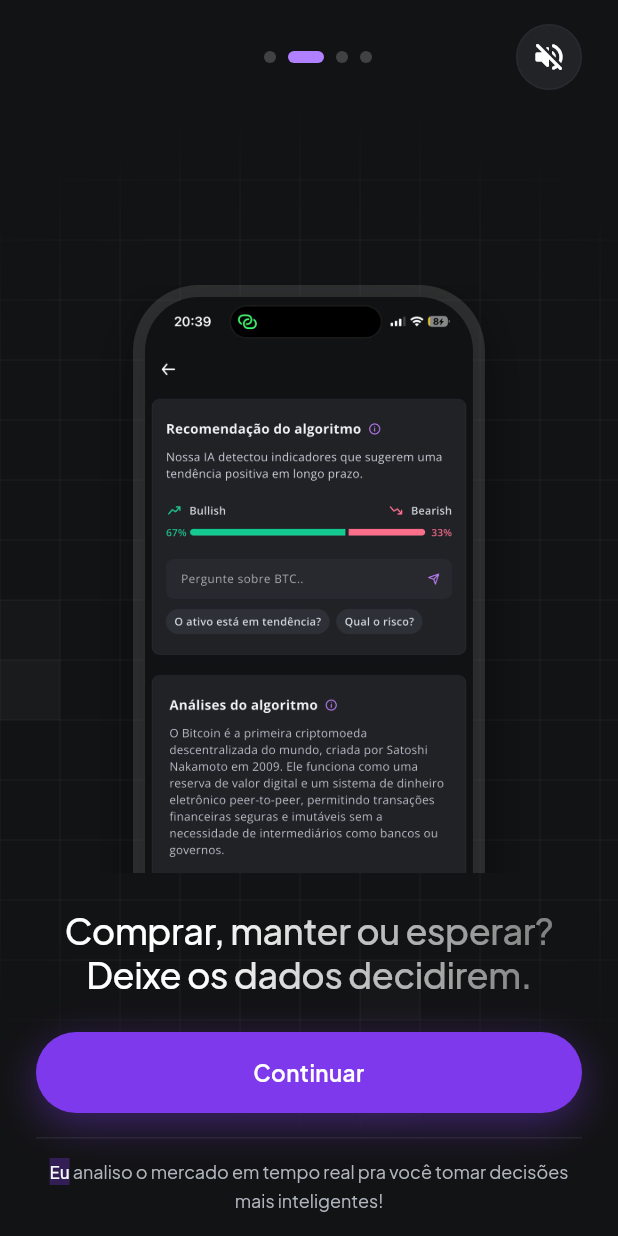
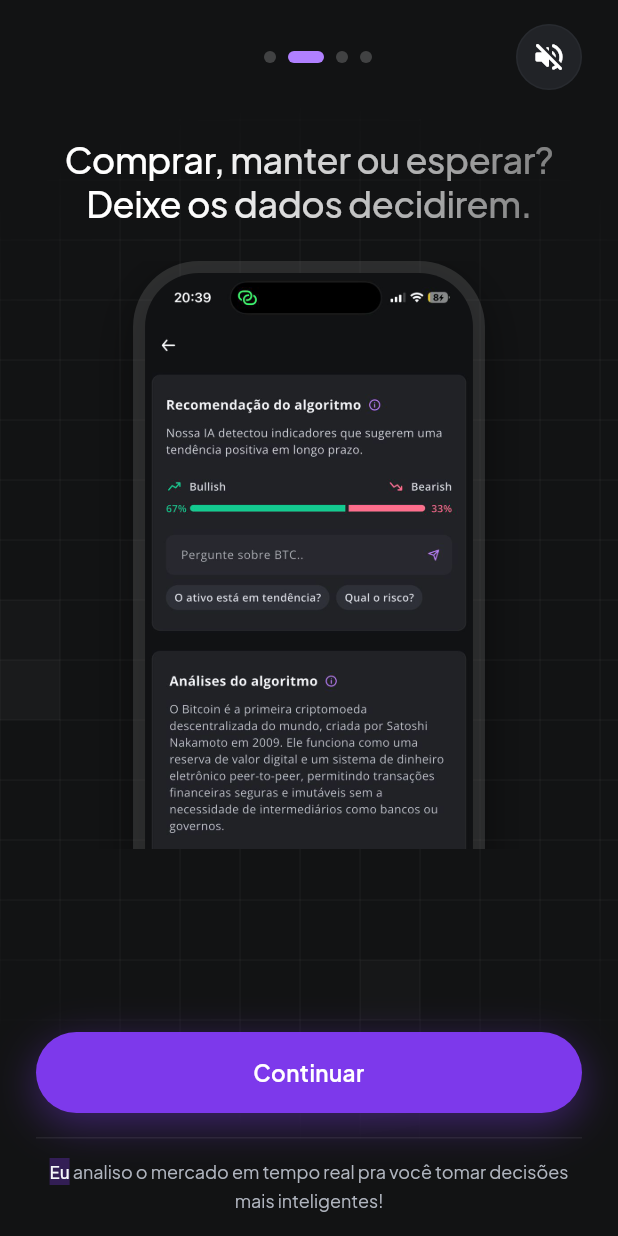
Before and after one commit to admtools-qinv/teste, a Flutter app: the screen it shows after launch, after a tap on the "volume up" icon, after a tap on "Continuar", on a phone screen of 412 x 824 dp. Run offline on Flutter 3.47's test engine with Material 3 defaults, Android fonts, the phone set to English and light mode, and no system bars; drawn by our look-alikes of flutter_animate; our stand-ins replace auto_size_text, flutter_secure_storage, flutter_svg, flutter_tts, google_sign_in, just_audio and 2 more.

Commit message:
feat(onboarding): phone frame gradient fade, AutoSizeText titles, showcase cleanup, i18n updates
- Add bottom gradient fade to PhoneFrame for smoother visual cutoff
- Use AutoSizeText for step titles to prevent overflow on smaller screens
- Simplify showcase reviews zone (remove redundant title)
- Update account type copy with custodian details (Foxbit/BingX)
- Add "Featured by" i18n key and press logos label
- Add account type PNG assets (national/global)

Co-Authored-By: Claude Opus 4.6 <noreply@anthropic.com>

```diff
--- a/experiments/onboarding_reference/flutter/lib/l10n/app_localizations.dart
+++ b/experiments/onboarding_reference/flutter/lib/l10n/app_localizations.dart
@@ -677,7 +677,7 @@ abstract class AppLocalizations {
   /// No description provided for @stepAccountTypeTitleItalic.
   ///
   /// In en, this message translates to:
-  /// **'account type.'**
+  /// **'account.'**
   String get stepAccountTypeTitleItalic;
 
   /// No description provided for @stepAccountTypeCaption.
@@ -707,7 +707,7 @@ abstract class AppLocalizations {
   /// No description provided for @stepAccountTypeOptNationalSub.
   ///
   /// In en, this message translates to:
-  /// **'Crypto portfolios · Assets in BRL · Brazilian custody'**
+  /// **'Crypto asset portfolios · Custody in BRL · Foxbit as custodian'**
   String get stepAccountTypeOptNationalSub;
 
   /// No description provided for @stepAccountTypeOptGlobal.
@@ -719,7 +719,7 @@ abstract class AppLocalizations {
   /// No description provided for @stepAccountTypeOptGlobalSub.
   ///
   /// In en, this message translates to:
-  /// **'Crypto portfolios · Assets in USD · Tokenized stocks'**
+  /// **'Crypto asset & tokenized stock portfolios · Custody in USD · BingX as custodian'**
   String get stepAccountTypeOptGlobalSub;
 
   /// No description provided for @stepPepTitle.
@@ -1447,6 +1447,12 @@ abstract class AppLocalizations {
   /// In en, this message translates to:
   /// **'PINs don\'t match. Please try again.'**
   String get validationPinMismatch;
+
+  /// Label above press logos section
+  ///
+  /// In en, this message translates to:
+  /// **'Featured by'**
+  String get featuredBy;
 }
 
 class _AppLocalizationsDelegate
--- a/experiments/onboarding_reference/flutter/lib/onboarding_reference/data/default_steps.dart
+++ b/experiments/onboarding_reference/flutter/lib/onboarding_reference/data/default_steps.dart
@@ -98,8 +98,8 @@ List<OnboardingStep> buildOnboardingSteps(AppLocalizations l10n) => [
     voiceText: l10n.stepAccountTypeVoice,
     reviewLabel: l10n.stepAccountTypeReview,
     options: [
-      OnboardingOption(id: 'national', label: l10n.stepAccountTypeOptNational, subtitle: l10n.stepAccountTypeOptNationalSub, assetPath: 'assets/account_national.svg'),
-      OnboardingOption(id: 'global', label: l10n.stepAccountTypeOptGlobal, subtitle: l10n.stepAccountTypeOptGlobalSub, assetPath: 'assets/account_global.svg'),
+      OnboardingOption(id: 'global', label: l10n.stepAccountTypeOptGlobal, subtitle: l10n.stepAccountTypeOptGlobalSub, assetPath: 'assets/account_global.png'),
+      OnboardingOption(id: 'national', label: l10n.stepAccountTypeOptNational, subtitle: l10n.stepAccountTypeOptNationalSub, assetPath: 'assets/account_national.png'),
     ],
   ),
   OnboardingStep(
--- a/experiments/onboarding_reference/flutter/lib/onboarding_reference/presentation/onboarding_screen.dart
+++ b/experiments/onboarding_reference/flutter/lib/onboarding_reference/presentation/onboarding_screen.dart
@@ -1,5 +1,6 @@
 import 'dart:async';
 
+import 'package:auto_size_text/auto_size_text.dart';
 import 'package:flutter/material.dart';
 import 'package:flutter/services.dart';
 import 'package:flutter_animate/flutter_animate.dart';
@@ -385,11 +386,13 @@ class _OnboardingScreenState extends State<OnboardingScreen> {
                   ],
                   stops: [0.3, 1.0],
                 ).createShader(bounds),
-                child: Text(
+                child: AutoSizeText(
                   step.titleItalic != null
                       ? '${step.title} ${step.titleItalic}'
                       : step.title,
                   textAlign: TextAlign.center,
+                  maxLines: 2,
+                  minFontSize: 20,
                   style: const TextStyle(
                     fontFamily: QInvWeb3Tokens.fontSans,
                     fontSize: 32,
@@ -789,7 +792,7 @@ class _OnboardingScreenState extends State<OnboardingScreen> {
         transitionBuilder: _stepTransitionBuilder,
         child: Align(
           key: ValueKey(step.id),
-          alignment: Alignment.bottomCenter,
+          alignment: Alignment.topCenter,
           child: SizedBox(
             width: phoneWidth,
             child: PhoneFrame(
@@ -831,40 +834,13 @@ class _OnboardingScreenState extends State<OnboardingScreen> {
     );
   }
 
-  Widget _buildShowcaseReviewsZone(OnboardingStep step) {
-    return Expanded(
+  Widget _buildShowcaseReviewsZone() {
+    return const Expanded(
       child: Column(
         children: [
-          const Spacer(),
-          const ShowcaseReviews(),
-          const Spacer(),
-          Padding(
-            padding: const EdgeInsets.symmetric(horizontal: 24),
-            child: ShaderMask(
-              blendMode: BlendMode.modulate,
-              shaderCallback: (bounds) => const LinearGradient(
-                begin: Alignment.topLeft,
-                end: Alignment.bottomRight,
-                colors: [
-                  Colors.white,
-                  Color(0x66FFFFFF),
-                ],
-                stops: [0.3, 1.0],
-              ).createShader(bounds),
-              child: Text(
-                step.title,
-                textAlign: TextAlign.center,
-                style: const TextStyle(
-                  fontFamily: QInvWeb3Tokens.fontSans,
-                  fontSize: 24,
-                  fontWeight: FontWeight.w500,
-                  color: Colors.white,
-                  height: 1.20,
-                  letterSpacing: -0.3,
-                ),
-              ),
-            ),
-          ),
+          Spacer(),
+          ShowcaseReviews(),
+          Spacer(),
         ],
       ),
     );
@@ -1114,11 +1090,16 @@ class _OnboardingScreenState extends State<OnboardingScreen> {
 
                       // Zone B + C — Content area
                       if (_isShowcaseMockupStep(step)) ...[
+                        _buildShowcaseMockupTitle(step),
+                        const SizedBox(height: 24),
                         _buildShowcaseMockupZone(context, step, hPad),
+                      ] else if (step.id == 'showcaseReviews') ...[
+                        Padding(
+                          padding: EdgeInsets.symmetric(horizontal: hPad),
+                          child: _buildShowcaseMockupTitle(step),
+                        ),
                         const SizedBox(height: 24),
-                        _buildShowcaseMockupTitle(step),
-                      ] else if (step.id == 'showcaseReviews') ...[
-                        _buildShowcaseReviewsZone(step),
+                        _buildShowcaseReviewsZone(),
                       ] else
                         Expanded(
                           child: AnimatedSwitcher(
@@ -1178,10 +1159,19 @@ class _OnboardingScreenState extends State<OnboardingScreen> {
                       ],
 
                       // Zone D — CTA button
-                      _buildCTA(step),
+                      Padding(
+                        padding: EdgeInsets.symmetric(
+                          horizontal: step.id == 'showcaseReviews' ? hPad : 0,
+                        ),
+                        child: _buildCTA(step),
+                      ),
 
                       // Zone E — Footer (animated show/hide with keyboard)
-                      ClipRect(
+                      Padding(
+                        padding: EdgeInsets.symmetric(
+                          horizontal: step.id == 'showcaseReviews' ? hPad : 0,
+                        ),
+                        child: ClipRect(
                           child: AnimatedSize(
                             duration: QInvWeb3Tokens.transitionAll,
                             curve: Curves.easeOutCubic,
@@ -1195,6 +1185,7 @@ class _OnboardingScreenState extends State<OnboardingScreen> {
                                     ],
                                   )
                                 : const SizedBox.shrink(),
+                          ),
                         ),
                       ),
                     ],
--- a/experiments/onboarding_reference/flutter/lib/onboarding_reference/presentation/widgets/onboarding_option_card.dart
+++ b/experiments/onboarding_reference/flutter/lib/onboarding_reference/presentation/widgets/onboarding_option_card.dart
@@ -67,7 +67,9 @@ class OnboardingOptionCard extends StatelessWidget {
             child: Row(
               children: [
                 if (assetPath != null) ...[
-                  SvgPicture.asset(assetPath!, height: 40),
+                  assetPath!.endsWith('.svg')
+                      ? SvgPicture.asset(assetPath!, height: 40)
+                      : Image.asset(assetPath!, height: 40),
                   const SizedBox(width: 14),
                 ],
                 Expanded(
--- a/experiments/onboarding_reference/flutter/lib/onboarding_reference/presentation/widgets/phone_frame.dart
+++ b/experiments/onboarding_reference/flutter/lib/onboarding_reference/presentation/widgets/phone_frame.dart
@@ -12,13 +12,13 @@ class PhoneFrame extends StatelessWidget {
 
   @override
   Widget build(BuildContext context) {
-    // Clip the bottom of the phone so it extends naturally out of view,
-    // like a device resting below the fold — no gradient fade.
     return ClipRect(
       child: Align(
         alignment: Alignment.topCenter,
         heightFactor: 0.80,
-        child: Container(
+        child: Stack(
+          children: [
+            Container(
               decoration: BoxDecoration(
                 color: Colors.white.withValues(alpha: 0.12),
                 borderRadius: BorderRadius.circular(_bezelRadius),
@@ -42,6 +42,26 @@ class PhoneFrame extends StatelessWidget {
                 ),
               ),
             ),
+            Positioned(
+              left: 0,
+              right: 0,
+              bottom: 0,
+              height: 80,
+              child: Container(
+                decoration: const BoxDecoration(
+                  gradient: LinearGradient(
+                    begin: Alignment.topCenter,
+                    end: Alignment.bottomCenter,
+                    colors: [
+                      Colors.transparent,
+                      Color(0xFF121314),
+                    ],
+                  ),
+                ),
+              ),
+            ),
+          ],
+        ),
       ),
     )
         .animate()
--- a/experiments/onboarding_reference/flutter/lib/onboarding_reference/presentation/widgets/press_logos_marquee.dart
+++ b/experiments/onboarding_reference/flutter/lib/onboarding_reference/presentation/widgets/press_logos_marquee.dart
@@ -1,5 +1,6 @@
 import 'package:flutter/material.dart';
 
+import '../../../l10n/app_localizations.dart';
 import '../../theme/qinvweb3_tokens.dart';
 
 class PressLogosMarquee extends StatelessWidget {
@@ -33,7 +34,7 @@ class PressLogosMarquee extends StatelessWidget {
         Opacity(
           opacity: 0.45,
           child: Text(
-            'Featured by',
+            AppLocalizations.of(context)!.featuredBy,
             style: TextStyle(
               color: QInvWeb3Tokens.textMuted,
               fontSize: 12,
--- a/experiments/onboarding_reference/flutter/pubspec.yaml
+++ b/experiments/onboarding_reference/flutter/pubspec.yaml
@@ -21,6 +21,7 @@ dependencies:
   shared_preferences: ^2.3.3
   flutter_animate: ^4.5.0
   http: ^1.2.0
+  auto_size_text: ^3.0.0
 
 dev_dependencies:
   flutter_test:
@@ -34,6 +35,8 @@ flutter:
   assets:
     - assets/account_national.svg
     - assets/account_global.svg
+    - assets/account_national.png
+    - assets/account_global.png
     - assets/google_icon.svg
     - assets/qinv_logo.svg
     - assets/qinv_wordmark.svg
```
Also changed, not shown: experiments/onboarding_reference/flutter/lib/l10n/app_en.arb (+7 -4 lines), experiments/onboarding_reference/flutter/lib/l10n/app_localizations_en.dart (+6 -3 lines), experiments/onboarding_reference/flutter/lib/l10n/app_localizations_pt.dart (+7 -4 lines), experiments/onboarding_reference/flutter/lib/l10n/app_pt.arb (+7 -5 lines), experiments/onboarding_reference/flutter/assets/account_global.png (added), experiments/onboarding_reference/flutter/assets/account_national.png (added), experiments/onboarding_reference/flutter/pubspec.lock. Lines whose indentation alone changed are shown as unchanged.
